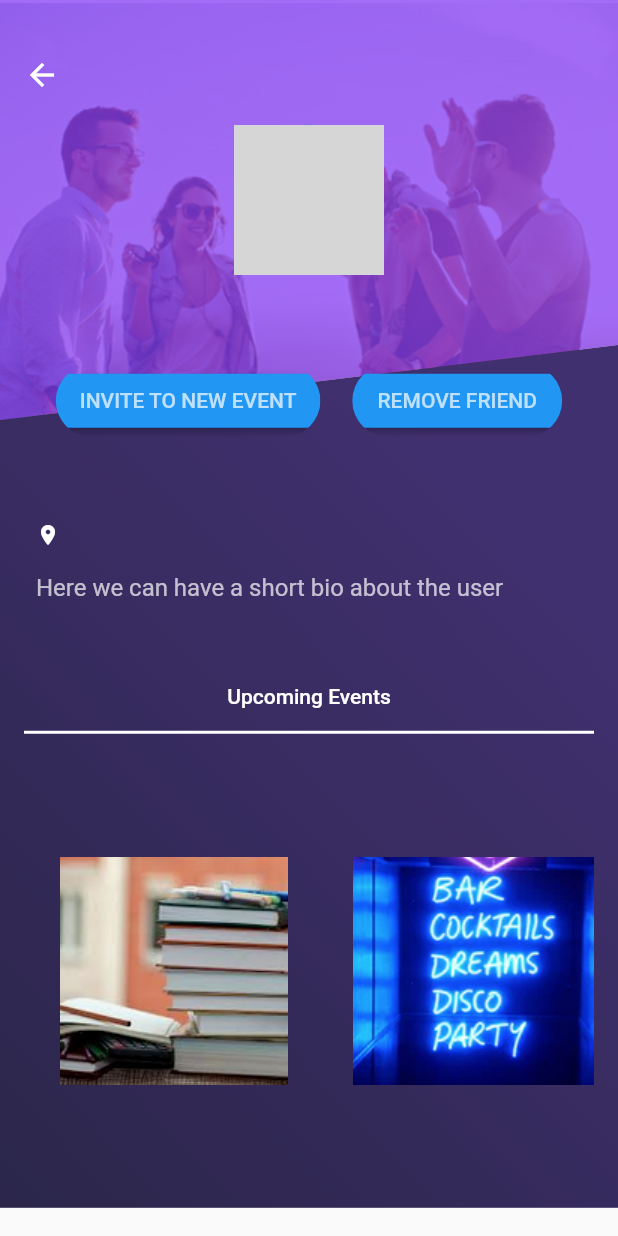
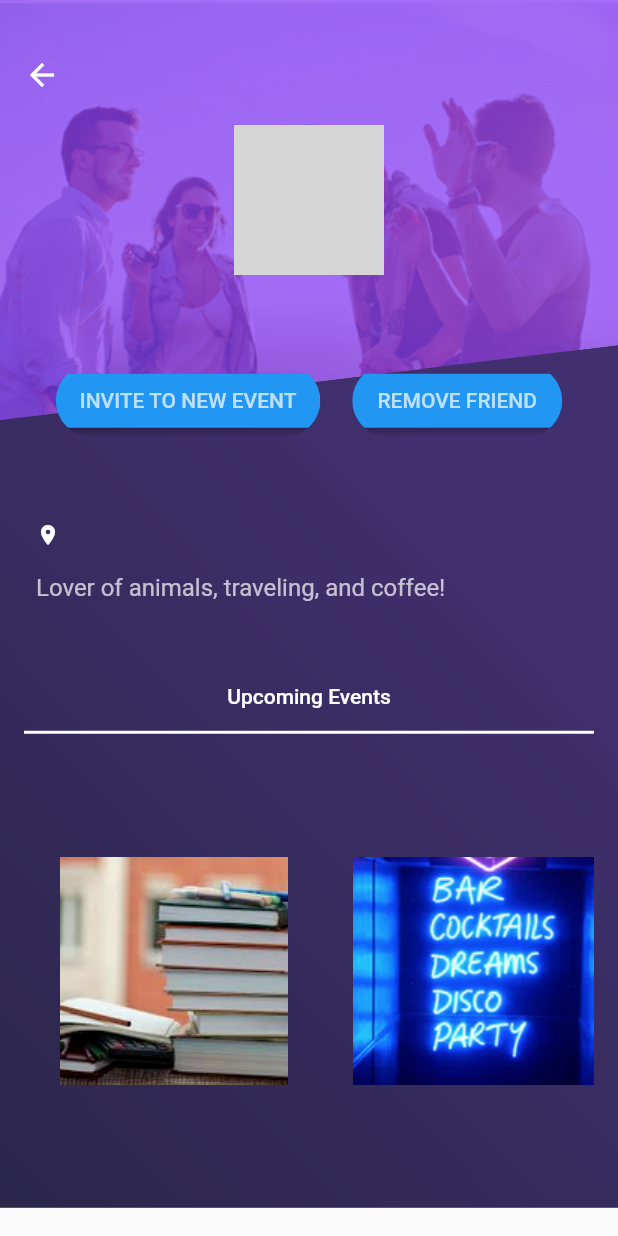
Before and after one commit to Joehill27/CalendarShare, a Flutter app: the FriendDetailsPage screen opened directly with empty values, on a phone screen of 412 x 824 dp. Run offline on Flutter 3.47's test engine with Material 2 defaults, Android fonts, the phone set to English and light mode, and no system bars; missing offline and left inert: date_range_picker; accounts and stored records are empty; network calls fail; grey boxes are pictures that could not be loaded.

Commit message:
Bio update

```diff
--- a/mobile/mobile_calendarshare/lib/friends/ui/frienddetails/friend_detail_body.dart
+++ b/mobile/mobile_calendarshare/lib/friends/ui/frienddetails/friend_detail_body.dart
@@ -58,7 +58,7 @@ class FriendDetailBody extends StatelessWidget {
         new Padding(
           padding: const EdgeInsets.only(top: 16.0),
           child: new Text(
-            'Here we can have a short bio about the user',
+            'Lover of animals, traveling, and coffee!',
             style:
                 textTheme.body1.copyWith(color: Colors.white70, fontSize: 16.0),
           ),
```
